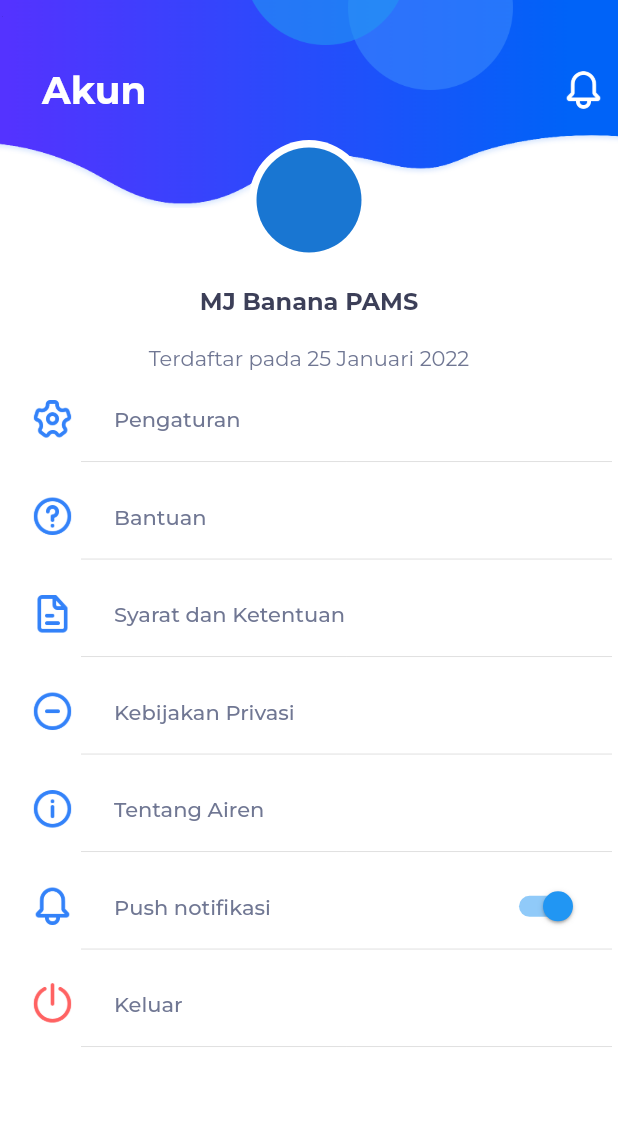
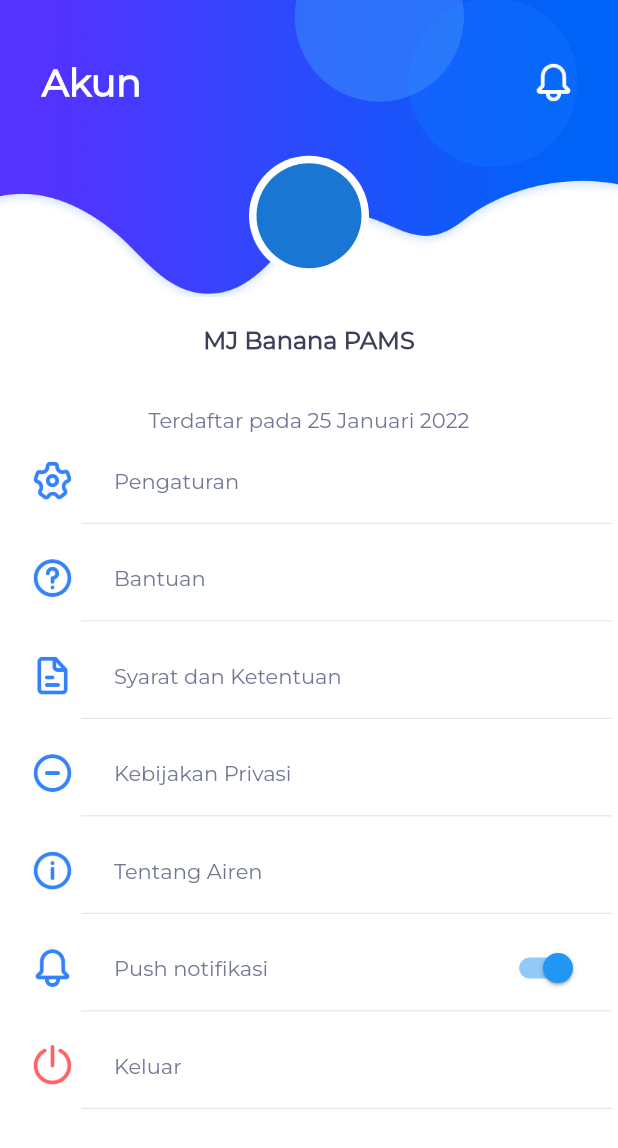
Before and after one commit to riyansutantio/airren, a Flutter app: the AccountView screen opened by its route, on a phone screen of 412 x 824 dp. Shown: the top 1148 px of the screen. Run offline on Flutter 3.47's test engine with Material 2 defaults, Android fonts, the light colour scheme and no system bars; our stand-ins replace device_preview, flutter_html, get, google_fonts, hexcolor, logger; missing offline and left inert: flutter_flavor.

Commit message:
fix(padding): change padding like mock fix(tag): fix html styling chore(font): add local font

```diff
--- a/lib/app/modules/account/views/account_view.dart
+++ b/lib/app/modules/account/views/account_view.dart
@@ -17,17 +17,18 @@
     return GetBuilder<AccountController>(
       init: AccountController(accountProvider: AccountProvider()),
       builder: (controller) {
-        return Scaffold(
+        return SafeArea(
+          child: Scaffold(
             backgroundColor: Colors.white,
             appBar: PreferredSize(
-            preferredSize: Size.fromHeight(Get.height * 0.3),
+              preferredSize: Size.fromHeight(Get.height * 0.35),
               child: Container(
                 color: Colors.white,
                 child: Stack(
                   children: [
                     buildBackground(),
                     Padding(
-                    padding: const EdgeInsets.only(top: 45.0, right: 8.0, left: 8.0),
+                      padding: const EdgeInsets.only(top: 40.0, right: 8.0, left: 8.0),
                       child: Column(
                         mainAxisAlignment: MainAxisAlignment.spaceBetween,
                         children: [
@@ -45,9 +46,12 @@
                                   ),
                                 ),
                               ),
-                            Image.asset(
+                              Padding(
+                                padding: const EdgeInsets.only(right: 20.0),
+                                child: Image.asset(
                                   'assets/notif.png',
                                   width: 30,
+                                ),
                               )
                             ],
                           ),
@@ -117,6 +121,7 @@
                 ],
               ),
             ),
+          ),
         );
       },
     );
@@ -128,17 +133,7 @@
       children: [
         Stack(
           children: [
-            Image.asset('assets/accbgsolid.png'),
-            Positioned(top: -50, right: 50, height: 110, width: 150, child: Image.asset('assets/dot.png')),
-            Positioned(
-                top: -80,
-                right: 120,
-                height: 110,
-                width: 150,
-                child: Image.asset(
-                  'assets/dot.png',
-                  color: Colors.blue,
-                )),
+            Image.asset('assets/accappbarbg.png'),
           ],
         ),
         const SizedBox()
--- a/pubspec.yaml
+++ b/pubspec.yaml
@@ -36,5 +36,9 @@
 
 flutter:
   uses-material-design: true
+  fonts:
+    - family: Montserrat
+      fonts:
+        - asset: assets/fonts/Montserrat-Regular.ttf
   assets:
     - assets/
```
Also changed, not shown: lib/app/modules/account/views/about_us_view.dart (+8 -5 lines), lib/app/modules/account/views/privacy_policy_view.dart (+8 -3 lines), lib/app/modules/account/views/term_condition_view.dart (+7 -3 lines), assets/accappbarbg.png (added), assets/fonts/Montserrat-Regular.ttf (added). Lines whose indentation alone changed are shown as unchanged.
